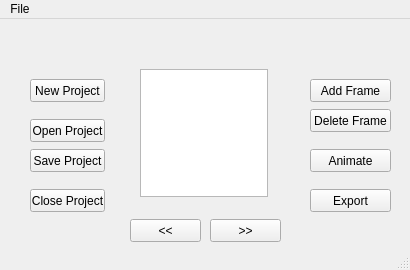
The window that SpriteTool/mainwindow.ui (renatolond/DsTools) describes before a commit, drawn with Qt 5.
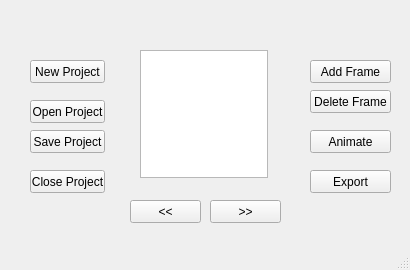
The same window after the commit.

Commit message: Mudancas no texto, e novas ui.

What changed in the file:
```diff
--- a/SpriteTool/mainwindow.ui
+++ b/SpriteTool/mainwindow.ui
@@ -194,27 +194,6 @@
     </property>
    </widget>
   </widget>
-  <widget class="QMenuBar" name="menuBar">
-   <property name="geometry">
-    <rect>
-     <x>0</x>
-     <y>0</y>
-     <width>410</width>
-     <height>18</height>
-    </rect>
-   </property>
-   <widget class="QMenu" name="menuSpriteTool">
-    <property name="title">
-     <string>File</string>
-    </property>
-    <addaction name="actionNewProject"/>
-    <addaction name="actionOpenProject"/>
-    <addaction name="actionSaveProject"/>
-    <addaction name="separator"/>
-    <addaction name="actionExit"/>
-   </widget>
-   <addaction name="menuSpriteTool"/>
-  </widget>
   <widget class="QStatusBar" name="statusBar"/>
   <action name="actionNewProject">
    <property name="text">
```
The commit also changes 4 other files.
